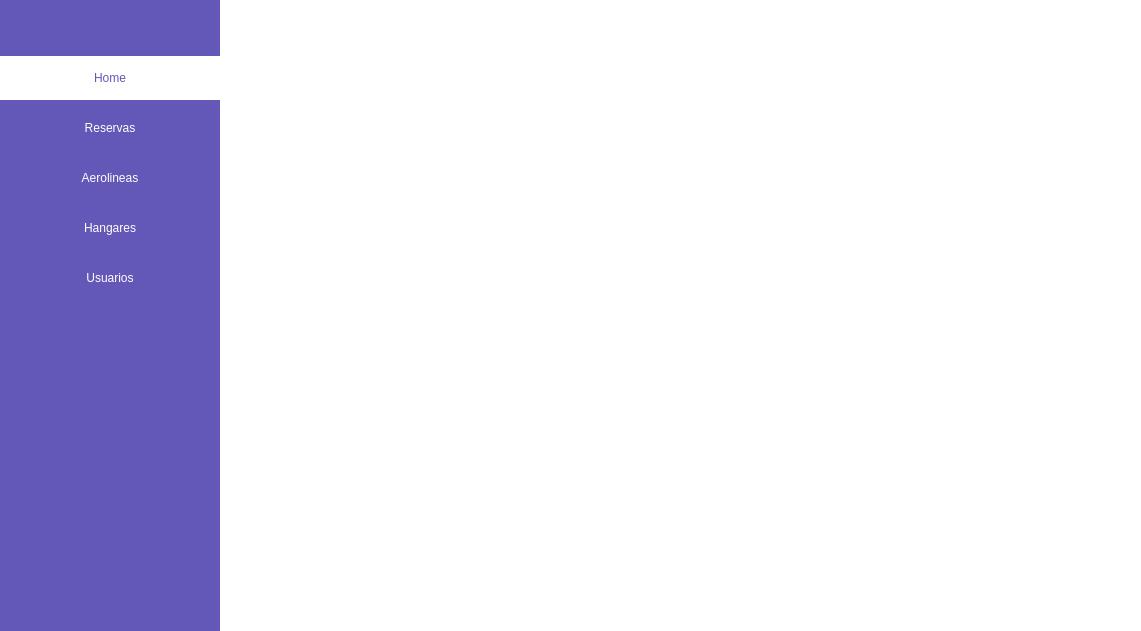
This is GUI/Resources/UI/Pantalla_administradorHangares.ui in difer19/Gestor-de-Hangares as Qt 5 draws it before an edit. The edited form follows.
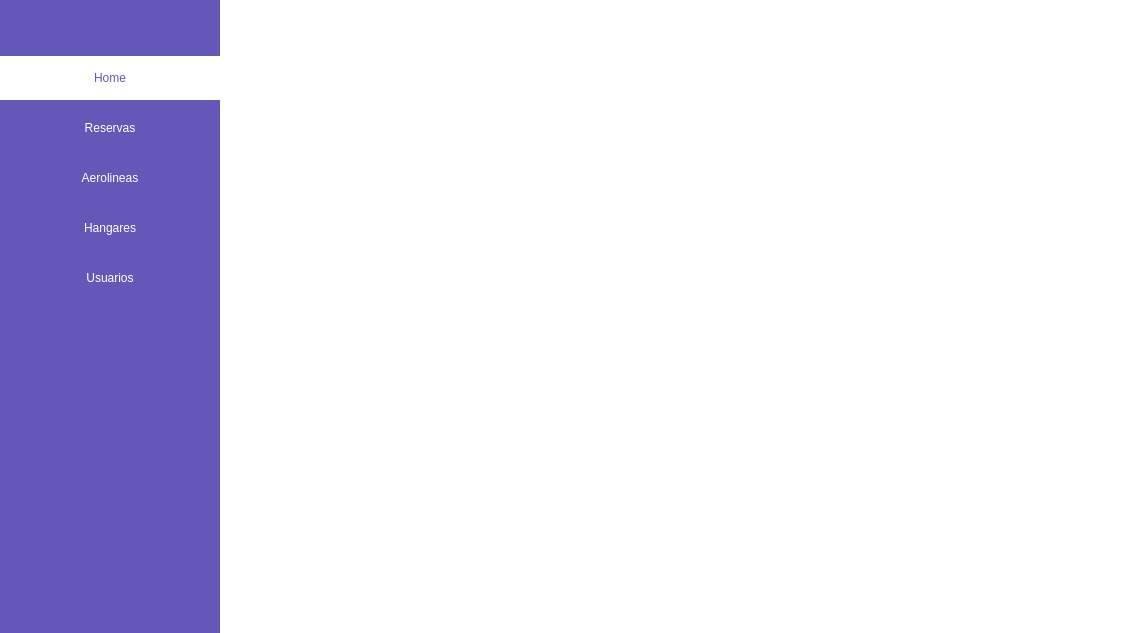
This is the edited form.

```diff
--- a/GUI/Resources/UI/Pantalla_administradorHangares.ui
+++ b/GUI/Resources/UI/Pantalla_administradorHangares.ui
@@ -6,8 +6,8 @@
    <rect>
     <x>0</x>
     <y>0</y>
-    <width>1141</width>
-    <height>631</height>
+    <width>1135</width>
+    <height>633</height>
    </rect>
   </property>
   <property name="windowTitle">
```
